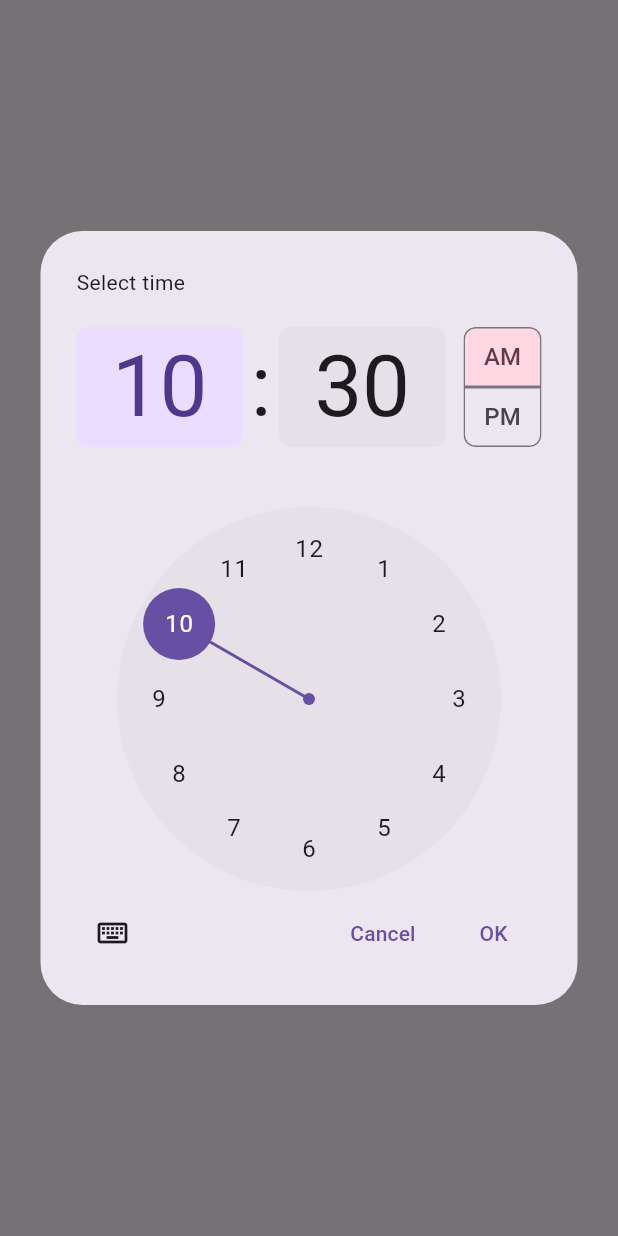
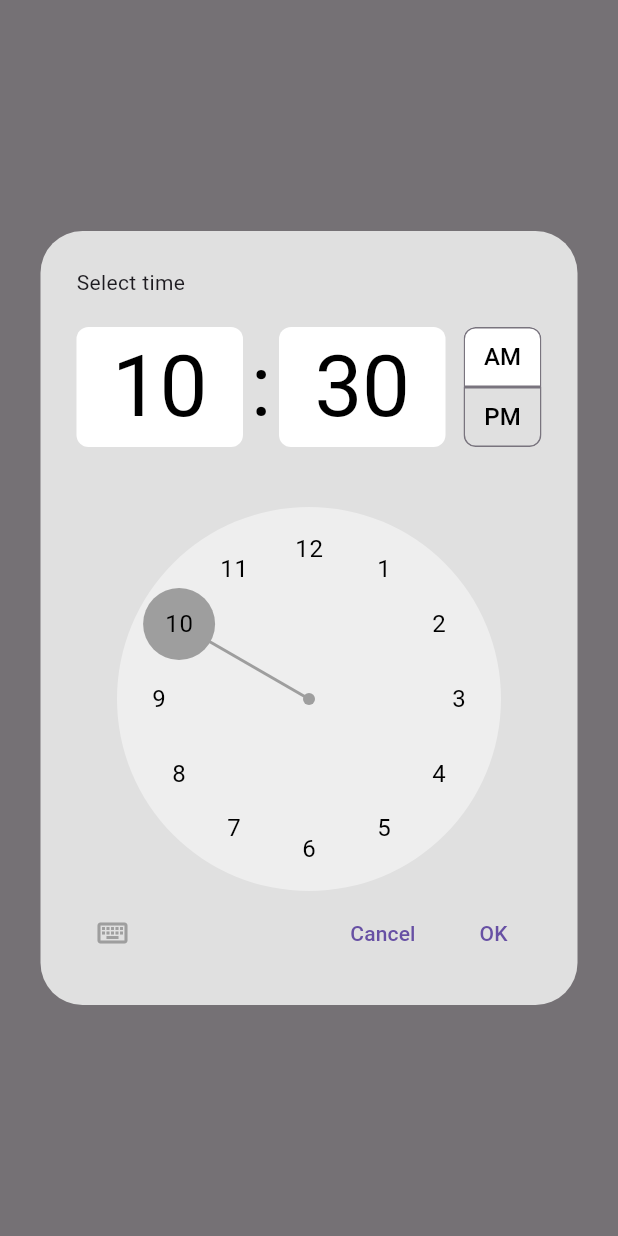
Before and after one commit to nomispal/calendar, a Flutter app: the EventDialog widget shown alone on an empty page, opened directly with empty values, after a tap on "Select Time", on a phone screen of 412 x 824 dp. Run offline on Flutter 3.47's test engine with Material 3 defaults, Android fonts, the phone set to English and light mode, and no system bars; our stand-ins replace cloud_firestore, firebase_core, table_calendar; accounts and stored records are empty.

Commit message:
Ui enchancement of dialog box

```diff
--- a/lib/components/event_dialog.dart
+++ b/lib/components/event_dialog.dart
@@ -8,7 +8,6 @@ class EventDialog extends StatefulWidget {
   final Map<DateTime, String> selectedAddresses;
   final Function() onSave;
   final Event? event; // Optional event parameter for updating
-
 
   const EventDialog({
     Key? key,
@@ -86,6 +85,24 @@ class _EventDialogState extends State<EventDialog> {
     final pickedTime = await showTimePicker(
       context: context,
       initialTime: TimeOfDay.now(),
+      builder: (BuildContext context, Widget? child) {
+        return Theme(
+          data: Theme.of(context).copyWith(
+            timePickerTheme: TimePickerThemeData(
+              backgroundColor: Colors.grey[300], // Set background color to grey
+              hourMinuteColor: Colors.white, // Set hour/minute selection color
+              hourMinuteTextColor: Colors.black, // Set hour/minute text color
+              dayPeriodColor: Colors.white, // Set AM/PM selection color
+              dayPeriodTextColor: Colors.black, // Set AM/PM text color
+              dialHandColor: Colors.grey, // Set clock hand color
+              dialBackgroundColor: Colors.grey[200], // Set clock dial background
+              dialTextColor: Colors.black, // Set clock numbers color
+              entryModeIconColor: Colors.grey, // Set entry mode icon color
+            ),
+          ),
+          child: child!,
+        );
+      },
     );
     if (pickedTime != null) {
       setState(() {
@@ -97,6 +114,7 @@ class _EventDialogState extends State<EventDialog> {
   @override
   Widget build(BuildContext context) {
     return AlertDialog(
+      backgroundColor: Colors.grey[300],
       title: const Text('Add Event'),
       content: Column(
         mainAxisSize: MainAxisSize.min,
@@ -109,6 +127,7 @@ class _EventDialogState extends State<EventDialog> {
                   return const Iterable<String>.empty();
                 }
                 return _eventSuggestions.where((String suggestion) {
+                  // Case-insensitive comparison
                   return suggestion
                       .toLowerCase()
                       .contains(textEditingValue.text.toLowerCase());
@@ -124,7 +143,15 @@ class _EventDialogState extends State<EventDialog> {
                 return TextField(
                   controller: textEditingController,
                   focusNode: focusNode,
-                  decoration: const InputDecoration(hintText: 'Event title'),
+                  decoration: InputDecoration(
+                    hintText: 'Event title',
+                    focusedBorder: OutlineInputBorder(
+                      borderSide: BorderSide(color: Colors.black),
+                    ),
+                    enabledBorder: OutlineInputBorder(
+                      borderSide: BorderSide(color: Colors.grey),
+                    ),
+                  ),
                 );
               },
               optionsViewBuilder: (BuildContext context,
@@ -134,6 +161,7 @@ class _EventDialogState extends State<EventDialog> {
                   alignment: Alignment.topLeft,
                   child: Material(
                     elevation: 4.0,
+                    color: Colors.grey[300], // Set dropdown background color
                     child: Container(
                       width: MediaQuery.of(context).size.width * 0.5,
                       constraints: const BoxConstraints(maxHeight: 200),
@@ -160,9 +188,14 @@ class _EventDialogState extends State<EventDialog> {
           // Description TextField
           TextField(
             controller: _descriptionController,
-            decoration: const InputDecoration(
+            decoration: InputDecoration(
               hintText: 'Comments',
-              border: OutlineInputBorder(),
+              focusedBorder: OutlineInputBorder(
+                borderSide: BorderSide(color: Colors.black),
+              ),
+              enabledBorder: OutlineInputBorder(
+                borderSide: BorderSide(color: Colors.grey),
+              ),
             ),
             maxLines: 3, // Allow multiple lines for description
           ),
@@ -172,8 +205,13 @@ class _EventDialogState extends State<EventDialog> {
             child: Container(
               padding: const EdgeInsets.all(8.0),
               decoration: BoxDecoration(
-                color: Colors.grey[200],
-                borderRadius: BorderRadius.circular(4.0),
+                color: Colors.grey,
+                borderRadius: BorderRadius.circular(12.0),
+              ),
+              child: Container(
+                decoration: BoxDecoration(
+                  borderRadius: BorderRadius.circular(12.0),
+                  color: Colors.grey,
                 ),
                 child: Row(
                   mainAxisAlignment: MainAxisAlignment.spaceBetween,
@@ -182,9 +220,11 @@ class _EventDialogState extends State<EventDialog> {
                       _selectedTime == null
                           ? 'Select Time'
                           : _selectedTime!.format(context),
+                      style: TextStyle(color: Colors.white),
                     ),
-                  const Icon(Icons.access_time),
+                    const Icon(Icons.access_time, color: Colors.white), // Set icon color to grey
                   ],
+                ),
               ),
             ),
           ),
@@ -192,15 +232,26 @@ class _EventDialogState extends State<EventDialog> {
           // Button to add new suggestions
           ElevatedButton(
             onPressed: _addNewSuggestionDialog,
-            child: const Text('Add New Suggestion'),
+            style: ElevatedButton.styleFrom(
+              backgroundColor: Colors.grey, // Set button color to grey
+            ),
+            child: const Text(
+              'Add New Suggestion',
+              style: TextStyle(color: Colors.white), // Set text color to white
+            ),
           ),
         ],
       ),
       actions: [
+        // Cancel Button
         TextButton(
           onPressed: () => Navigator.pop(context),
+          style: TextButton.styleFrom(
+            foregroundColor: Colors.black, // Set text color to grey
+          ),
           child: const Text('Cancel'),
         ),
+        // Save Button
         TextButton(
           onPressed: () {
             if (_titleController.text.isNotEmpty && _selectedTime != null) {
@@ -227,6 +278,9 @@ class _EventDialogState extends State<EventDialog> {
               Navigator.pop(context);
             }
           },
+          style: TextButton.styleFrom(
+            foregroundColor: Colors.black, // Set text color to grey
+          ),
           child: const Text('Save'),
         ),
       ],
--- a/lib/components/event_filter.dart
+++ b/lib/components/event_filter.dart
@@ -26,7 +26,7 @@ class EventFilterButton extends StatelessWidget {
               Icon(Icons.filter_list, color: Colors.white),
               SizedBox(width: 8),
               Text(
-                "Filter Events",
+                "Filter Tasks",
                 style: TextStyle(color: Colors.white, fontSize: 16, fontWeight: FontWeight.bold),
               ),
             ],
--- a/lib/components/upcoming_event_list.dart
+++ b/lib/components/upcoming_event_list.dart
@@ -15,7 +15,7 @@ class UpcomingEventsList extends StatelessWidget {
     const Padding(
     padding: EdgeInsets.symmetric(horizontal: 16.0, vertical: 8.0),
     child: Text(
-    "Upcoming Events",
+    "Upcoming Tasks",
     style: TextStyle(fontSize: 18, fontWeight: FontWeight.bold),
     ),
     ),
@@ -41,7 +41,7 @@ class UpcomingEventsList extends StatelessWidget {
             itemBuilder: (context, index) {
               final event = events[index];
               return Container(
-                margin: const EdgeInsets.symmetric(vertical: 4, horizontal: 8),
+                margin: const EdgeInsets.symmetric(vertical: 5, horizontal: 8),
                 padding: const EdgeInsets.all(8),
                 decoration: BoxDecoration(
                   color: Colors.white,
```
Also changed, not shown: lib/components/home_calendar.dart (+17 -10 lines), lib/pages/event_filter_screen.dart (+20 -7 lines). Lines whose indentation alone changed are shown as unchanged.
